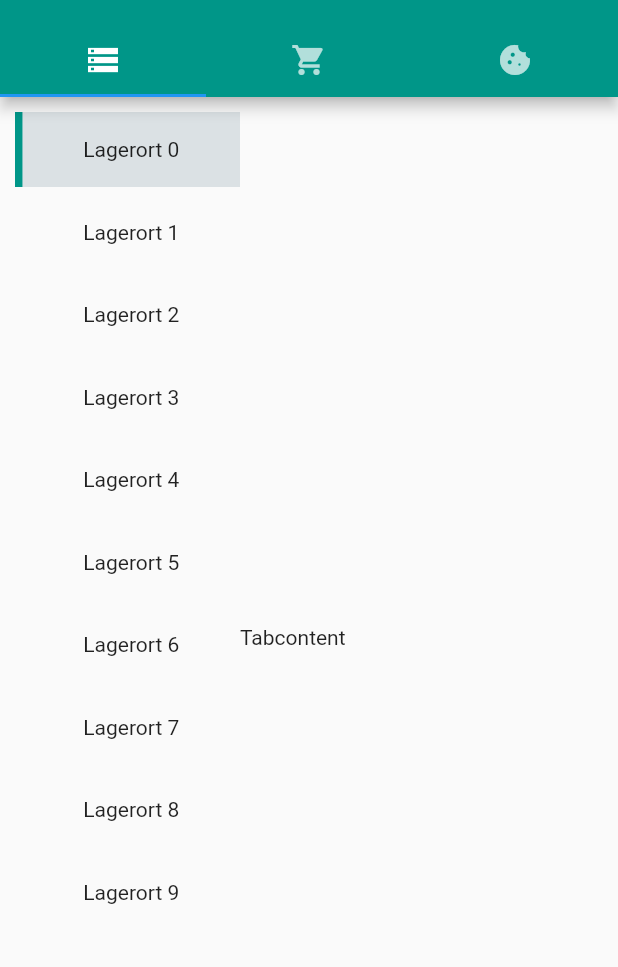
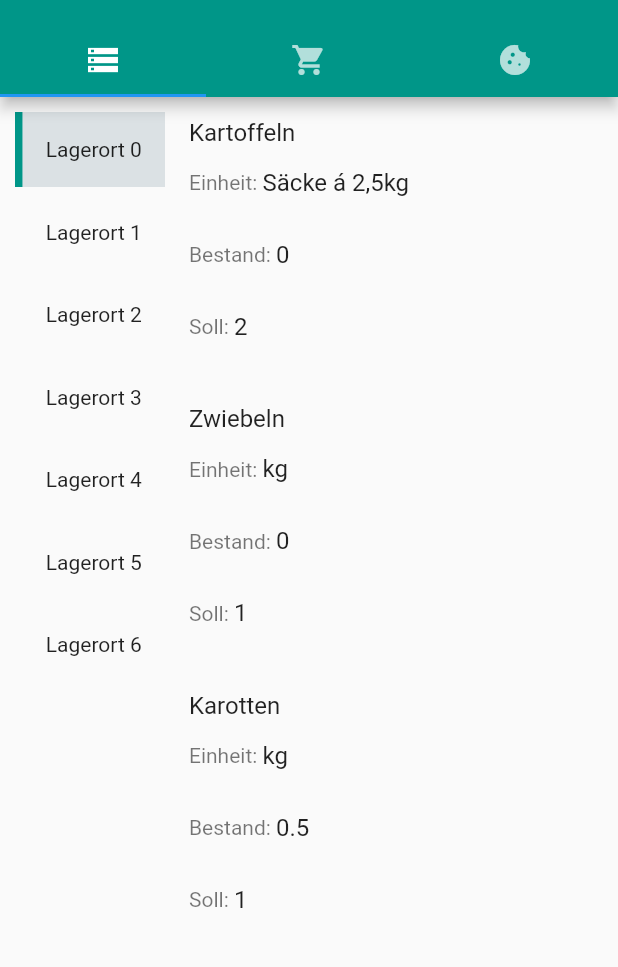
Before and after one commit to tenbuschs/tenki, a Flutter app: the screen it shows after launch, on a phone screen of 412 x 824 dp, the part 59-1026 px from its top. Run offline on Flutter 3.47's test engine with Material 2 defaults, Android fonts, the phone set to English and light mode, and no system bars.

Commit message:
init-storageTabContent
erste version des storageTabContent

```diff
--- a/lib/gui_recipe.dart
+++ b/lib/gui_recipe.dart
@@ -7,8 +7,8 @@ class recipe extends StatelessWidget {
   Widget build(BuildContext context){
     return new Container(
         child: new Center(
-            child: new Icon(Icons.cookie, size: 150.0, color: Colors.teal)
-        )
+            child: new Icon(Icons.cookie, size: 150.0, color: Colors.teal),
+        ),
     );
   }
 }
--- a/lib/gui_storage.dart
+++ b/lib/gui_storage.dart
@@ -12,6 +12,8 @@ class VerticalTabBar extends StatefulWidget {
 class _VerticalTabBarState extends State<VerticalTabBar> {
 
   int selectedIndex = 0;
+  PageController _pageController = PageController();
+  int pagesCount=7;
 
   @override
   Widget build(BuildContext context) {
@@ -20,9 +22,9 @@ class _VerticalTabBarState extends State<VerticalTabBar> {
         child: Row(
           children: [
             SizedBox(
-              width: 150,
+              width: 100,
               child: ListView.separated(
-                itemCount: 10,
+                itemCount: pagesCount,
                 separatorBuilder: (BuildContext context, int index){
                   return SizedBox(height: 5);
                 },
@@ -31,6 +33,7 @@ class _VerticalTabBarState extends State<VerticalTabBar> {
                     onTap: (){
                       setState((){
                       selectedIndex = index;
+                      _pageController.jumpToPage(index);
                     });
                     },
                     child: Container(
@@ -51,7 +54,7 @@ class _VerticalTabBarState extends State<VerticalTabBar> {
                             child: Padding(
                               padding: const EdgeInsets.symmetric(vertical:0, horizontal:5),
                               child: Text('Lagerort $index'),
-                          ),
+                            ),
                         ))
                       ],
                     ),
@@ -60,12 +63,208 @@ class _VerticalTabBarState extends State<VerticalTabBar> {
                 },
                 ),
                ),
-              Expanded(child: Container(
-                child: Text('Tabcontent'),
-              ))
+              Expanded(
+                child: Container(
+                  child: PageView(
+                    controller: _pageController,
+                    children: [
+                          Container(
+                            child:  storageTabContent(),
+                          )
+                    ],
+                  ),
+                )
+              )
           ],
         ),
       ),
     );
   }
 }
+
+//Beispieldaten Lagerbestand
+Map<String, dynamic> storageMap = {
+  "items": [
+    {
+      "name": "Spinat TK",
+      "location": "Tiefkühltruhe",
+      "unit": "Beutel á 1 kg",
+      "targetQuantity": 1,
+      "stockQuantity": 0,
+      "buyQuantity": 1,
+    },
+    {
+      "name": "Fischstäbchen",
+      "location": "Tiefkühltruhe",
+      "unit": "Packung a 18 Stück",
+      "targetQuantity": 2,
+      "stockQuantity": 2,
+      "buyQuantity": 0,
+    },
+    {
+      "name": "Notfallpizza",
+      "location": "Tiefkühltruhe",
+      "unit": "Stück",
+      "targetQuantity": 3,
+      "stockQuantity": 2,
+      "buyQuantity": 1,
+    },
+    {
+      "name": "Kartoffeln",
+      "location": "Keller",
+      "unit": "Säcke á 2,5kg",
+      "targetQuantity": 2,
+      "stockQuantity": 0,
+      "buyQuantity": 2,
+    },
+    {
+      "name": "Zwiebeln",
+      "location": "Keller",
+      "unit": "kg",
+      "targetQuantity": 1,
+      "stockQuantity": 0,
+      "buyQuantity": 1,
+    },
+    {
+      "name": "Karotten",
+      "location": "Keller",
+      "unit": "kg",
+      "targetQuantity": 1,
+      "stockQuantity": 0.5,
+      "buyQuantity": 0.5,
+    },
+    {
+      "name": "Eier",
+      "location": "Vorratsschrank",
+      "unit": "Stück",
+      "targetQuantity": 20,
+      "stockQuantity": 10,
+      "buyQuantity": 10,
+    },
+    {
+      "name": "Jever Pils",
+      "location": "Kühlschrank",
+      "unit": "Flaschen",
+      "targetQuantity": 100,
+      "stockQuantity": 66,
+      "buyQuantity": 34,
+    },
+    {
+      "name": "Milch",
+      "location": "Kühlschrank",
+      "unit": "l",
+      "targetQuantity": 2,
+      "stockQuantity": 4,
+      "buyQuantity": 0,
+    },
+    {
+      "name": "Butter",
+      "location": "Kühlschrank",
+      "unit": "pck",
+      "targetQuantity": 4,
+      "stockQuantity": 2,
+      "buyQuantity": 2,
+    },
+    {
+      "name": "Fleischfreisalat",
+      "location": "Kühlschrank",
+      "unit": "Packung",
+      "targetQuantity": 1,
+      "stockQuantity": 0.6,
+      "buyQuantity": 0.4,
+    },
+    {
+      "name": "Spaghetti",
+      "location": "Vorratsschrank",
+      "unit": "Packung",
+      "targetQuantity": 3,
+      "stockQuantity": 2,
+      "buyQuantity": 1,
+    },
+  ],
+};
+
+
+
+// Baut den Inhalt der Lagerorte
+
+class storageTabContent extends StatefulWidget {
+  @override
+  _storageTabContentState createState() => _storageTabContentState();
+}
+
+class _storageTabContentState extends State<storageTabContent> {
+  final List<Map<String, dynamic>> _items = storageMap['items']
+      .where((item) => item['location'] == 'Keller')
+      .toList();
+
+  @override
+  Widget build(BuildContext context) {
+    return ListView.builder(
+      itemCount: _items.length,
+      itemBuilder: (BuildContext context, int index) {
+        final item = _items[index];
+        return ListTile(
+          title: Text(item['name']),
+          subtitle: Column(
+          //  crossAxisAlignment: CrossAxisAlignment.start,
+            children: [
+              Row(
+                children: [
+                  Text('Einheit: '),
+                  Expanded(
+                    child: TextFormField(
+                      initialValue: item['unit'].toString(),
+                      onFieldSubmitted: (value) => item['unit'] = value,
+                      decoration: InputDecoration(
+                        hintText: 'Einheit',
+                        border: InputBorder.none,
+                      ),
+                    ),
+                  ),
+                ],
+              ),
+              Row(
+                children: [
+                  Text('Bestand: '),
+                  Expanded(
+                    child: TextFormField(
+                      initialValue: item['stockQuantity'].toString(),
+                      keyboardType: TextInputType.number,
+                      onFieldSubmitted: (value) =>
+                      item['stockQuantity'] = double.parse(value),
+                      decoration: InputDecoration(
+                        hintText: 'Bestand',
+                        border: InputBorder.none,
+                      ),
+                    ),
+                  ),
+                ],
+              ),
+              Row(
+                children: [
+                  Text('Soll: '),
+                  Expanded(
+                    child: TextFormField(
+                      initialValue: item['targetQuantity'].toString(),
+                      keyboardType: TextInputType.number,
+                      onFieldSubmitted: (value) =>
+                      item['targetQuantity'] = double.parse(value),
+                      decoration: InputDecoration(
+                        hintText: 'Soll',
+                        border: InputBorder.none,
+                      ),
+                    ),
+                  ),
+                ],
+              ),
+              SizedBox(height: 20),
+            ],
+          ),
+        );
+      },
+    );
+  }
+}
+
+// Ending of storageTabContent
```
